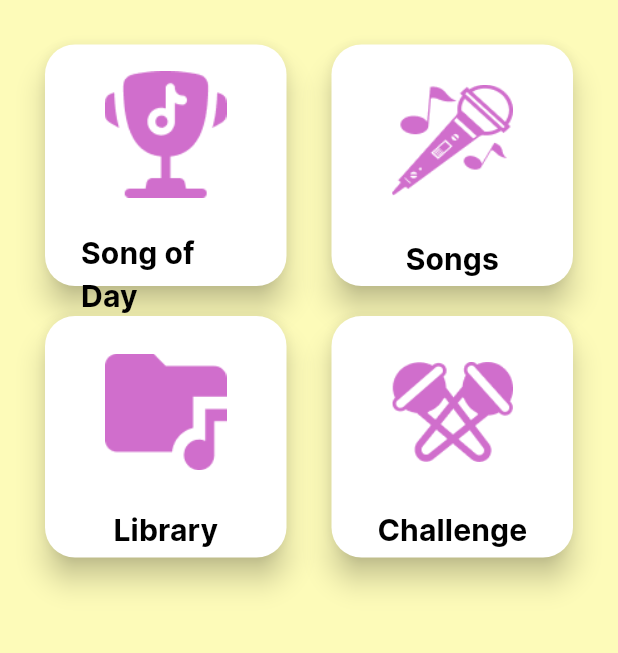
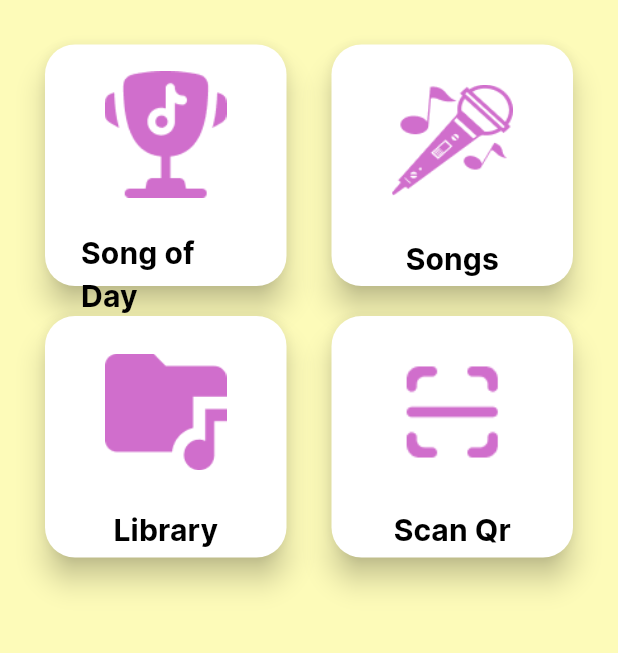
Before and after one commit to ajkrit/karaoke, a Flutter app: the HomePage screen opened directly, on a phone screen of 412 x 824 dp, the part 566-1219 px from its top. Run offline on Flutter 3.47's test engine with Material 3 defaults, Android fonts, the phone set to English and light mode, and no system bars; our stand-ins replace audioplayers, flutter_blue, permission_handler, shared_preferences, sqflite, vibration; missing offline and left inert: barcode_scan2, scratcher; accounts and stored records are empty.

Commit message:
Add files via upload

```diff
--- a/lib/homepage.dart
+++ b/lib/homepage.dart
@@ -5,7 +5,7 @@ import 'profilepage.dart';
 import 'settingspage.dart';
 import 'songofdaypage.dart';
 import 'genrepage.dart';
-import 'challengepage.dart';
+import 'scanQRcode.dart';
 import 'librarypage.dart';
 import 'package:shared_preferences/shared_preferences.dart';
 
@@ -92,7 +92,7 @@ class _HomePageState extends State<HomePage> {
                       SquareButton(onPressed: () {Navigator.push(context, MaterialPageRoute(builder: (context) => SongOfDayPage()));}, icon: 'images/cup.png', label: 'Song of Day'),
                       SquareButton(onPressed: () {Navigator.push(context, MaterialPageRoute(builder: (context) => GenrePage()));}, icon: 'images/mic.png', label: 'Songs'),
                       SquareButton(onPressed: () {Navigator.push(context, MaterialPageRoute(builder: (context) => LibraryPage()));}, icon: 'images/favorites.png', label: 'Library'),
-                      SquareButton(onPressed: () {Navigator.push(context, MaterialPageRoute(builder: (context) => ChallengePage()));}, icon: 'images/duel-large.png', label: 'Challenge')
+                      SquareButton(onPressed: () {Navigator.push(context, MaterialPageRoute(builder: (context) => ScanQR()));}, icon: 'images/qr-scan.png', label: 'Scan Qr')
                     ],
                   ),
                 )
```
